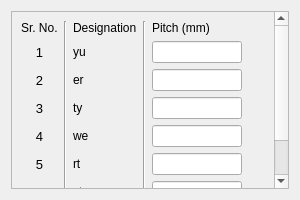
Old version of the form Connections/Moment/ExtendedEndPlate/ui_pitch.ui in the repository osdag-admin/Osdag.
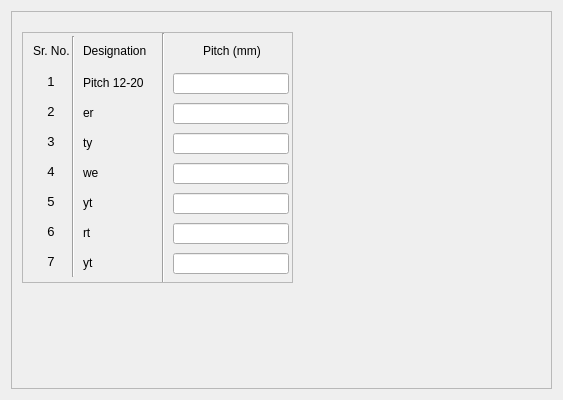
New version of the form. Icons and pictures are not drawn.

What changed in the file:
```diff
--- a/Connections/Moment/ExtendedEndPlate/ui_pitch.ui
+++ b/Connections/Moment/ExtendedEndPlate/ui_pitch.ui
@@ -6,8 +6,8 @@
    <rect>
     <x>0</x>
     <y>0</y>
-    <width>300</width>
-    <height>200</height>
+    <width>563</width>
+    <height>400</height>
    </rect>
   </property>
   <property name="minimumSize">
@@ -25,7 +25,7 @@
    <string>Pitch Details</string>
   </property>
   <layout class="QGridLayout" name="gridLayout">
-   <item row="0" column="0">
+   <item row="1" column="0">
     <widget class="QScrollArea" name="scrollArea">
      <property name="widgetResizable">
       <bool>true</bool>
@@ -35,13 +35,56 @@
        <rect>
         <x>0</x>
         <y>0</y>
-        <width>262</width>
-        <height>271</height>
+        <width>543</width>
+        <height>380</height>
        </rect>
       </property>
-      <layout class="QGridLayout" name="gridLayout_2">
-       <item row="0" column="0">
+      <widget class="QLabel" name="label_3">
+       <property name="geometry">
+        <rect>
+         <x>290</x>
+         <y>20</y>
+         <width>241</width>
+         <height>341</height>
+        </rect>
+       </property>
+       <property name="text">
+        <string/>
+       </property>
+       <property name="pixmap">
+        <pixmap>../../../ResourceFiles/images/cleatAngle.png</pixmap>
+       </property>
+      </widget>
+      <widget class="QScrollArea" name="scrollArea_2">
+       <property name="geometry">
+        <rect>
+         <x>10</x>
+         <y>20</y>
+         <width>271</width>
+         <height>251</height>
+        </rect>
+       </property>
+       <property name="widgetResizable">
+        <bool>true</bool>
+       </property>
+       <widget class="QWidget" name="scrollAreaWidgetContents_2">
+        <property name="geometry">
+         <rect>
+          <x>0</x>
+          <y>0</y>
+          <width>269</width>
+          <height>249</height>
+         </rect>
+        </property>
         <widget class="QLabel" name="label">
+         <property name="geometry">
+          <rect>
+           <x>10</x>
+           <y>10</y>
+           <width>36</width>
+           <height>16</height>
+          </rect>
+         </property>
          <property name="font">
           <font>
            <family>Arial</family>
@@ -52,16 +95,15 @@
           <string>Sr. No.</string>
          </property>
         </widget>
-       </item>
-       <item row="0" column="1" rowspan="8">
-        <widget class="Line" name="line">
-         <property name="orientation">
-          <enum>Qt::Vertical</enum>
-         </property>
-        </widget>
-       </item>
-       <item row="0" column="2">
         <widget class="QLabel" name="label_2">
+         <property name="geometry">
+          <rect>
+           <x>60</x>
+           <y>10</y>
+           <width>67</width>
+           <height>16</height>
+          </rect>
+         </property>
          <property name="font">
           <font>
            <family>Arial</family>
@@ -72,16 +114,15 @@
           <string>Designation</string>
          </property>
         </widget>
-       </item>
-       <item row="0" column="3" rowspan="8">
-        <widget class="Line" name="line_6">
-         <property name="orientation">
-          <enum>Qt::Vertical</enum>
-         </property>
-        </widget>
-       </item>
-       <item row="0" column="4">
         <widget class="QLabel" name="label_5">
+         <property name="geometry">
+          <rect>
+           <x>180</x>
+           <y>10</y>
+           <width>60</width>
+           <height>16</height>
+          </rect>
+         </property>
          <property name="font">
           <font>
            <family>Arial</family>
@@ -92,9 +133,262 @@
           <string>Pitch (mm)</string>
          </property>
         </widget>
-       </item>
-       <item row="1" column="0">
+        <widget class="QLineEdit" name="lineEdit_pitch2">
+         <property name="geometry">
+          <rect>
+           <x>150</x>
+           <y>70</y>
+           <width>116</width>
+           <height>21</height>
+          </rect>
+         </property>
+         <property name="font">
+          <font>
+           <family>Arial</family>
+           <pointsize>9</pointsize>
+          </font>
+         </property>
+         <property name="readOnly">
+          <bool>true</bool>
+         </property>
+        </widget>
+        <widget class="QLineEdit" name="lineEdit_pitch3">
+         <property name="geometry">
+          <rect>
+           <x>150</x>
+           <y>100</y>
+           <width>116</width>
+           <height>21</height>
+          </rect>
+         </property>
+         <property name="font">
+          <font>
+           <family>Arial</family>
+           <pointsize>9</pointsize>
+          </font>
+         </property>
+         <property name="readOnly">
+          <bool>true</bool>
+         </property>
+        </widget>
+        <widget class="QLineEdit" name="lineEdit_pitch4">
+         <property name="geometry">
+          <rect>
+           <x>150</x>
+           <y>130</y>
+           <width>116</width>
+           <height>21</height>
+          </rect>
+         </property>
+         <property name="font">
+          <font>
+           <family>Arial</family>
+           <pointsize>9</pointsize>
+          </font>
+         </property>
+         <property name="readOnly">
+          <bool>true</bool>
+         </property>
+        </widget>
+        <widget class="QLineEdit" name="lineEdit_pitch">
+         <property name="geometry">
+          <rect>
+           <x>150</x>
+           <y>40</y>
+           <width>116</width>
+           <height>21</height>
+          </rect>
+         </property>
+         <property name="font">
+          <font>
+           <family>Arial</family>
+           <pointsize>9</pointsize>
+          </font>
+         </property>
+         <property name="readOnly">
+          <bool>true</bool>
+         </property>
+        </widget>
+        <widget class="QLineEdit" name="lineEdit_pitch5">
+         <property name="geometry">
+          <rect>
+           <x>150</x>
+           <y>160</y>
+           <width>116</width>
+           <height>21</height>
+          </rect>
+         </property>
+         <property name="font">
+          <font>
+           <family>Arial</family>
+           <pointsize>9</pointsize>
+          </font>
+         </property>
+         <property name="readOnly">
+          <bool>true</bool>
+         </property>
+        </widget>
+        <widget class="QLineEdit" name="lineEdit_pitch6">
+         <property name="geometry">
+          <rect>
+           <x>150</x>
+           <y>190</y>
+           <width>116</width>
+           <height>21</height>
+          </rect>
+         </property>
+         <property name="font">
+          <font>
+           <family>Arial</family>
+           <pointsize>9</pointsize>
+          </font>
+         </property>
+         <property name="readOnly">
+          <bool>true</bool>
+         </property>
+        </widget>
+        <widget class="QLabel" name="lbl_1">
+         <property name="geometry">
+          <rect>
+           <x>60</x>
+           <y>40</y>
+           <width>71</width>
+           <height>20</height>
+          </rect>
+         </property>
+         <property name="font">
+          <font>
+           <family>Arial</family>
+           <pointsize>9</pointsize>
+          </font>
+         </property>
+         <property name="text">
+          <string>Pitch 12-20</string>
+         </property>
+        </widget>
+        <widget class="QLabel" name="lbl_2">
+         <property name="geometry">
+          <rect>
+           <x>60</x>
+           <y>70</y>
+           <width>71</width>
+           <height>20</height>
+          </rect>
+         </property>
+         <property name="font">
+          <font>
+           <family>Arial</family>
+           <pointsize>9</pointsize>
+          </font>
+         </property>
+         <property name="text">
+          <string>er</string>
+         </property>
+        </widget>
+        <widget class="QLabel" name="lbl_3">
+         <property name="geometry">
+          <rect>
+           <x>60</x>
+           <y>100</y>
+           <width>71</width>
+           <height>20</height>
+          </rect>
+         </property>
+         <property name="font">
+          <font>
+           <family>Arial</family>
+           <pointsize>9</pointsize>
+          </font>
+         </property>
+         <property name="text">
+          <string>ty</string>
+         </property>
+        </widget>
+        <widget class="QLabel" name="lbl_4">
+         <property name="geometry">
+          <rect>
+           <x>60</x>
+           <y>130</y>
+           <width>71</width>
+           <height>20</height>
+          </rect>
+         </property>
+         <property name="font">
+          <font>
+           <family>Arial</family>
+           <pointsize>9</pointsize>
+          </font>
+         </property>
+         <property name="text">
+          <string>we</string>
+         </property>
+        </widget>
+        <widget class="QLabel" name="lbl_5">
+         <property name="geometry">
+          <rect>
+           <x>60</x>
+           <y>190</y>
+           <width>71</width>
+           <height>20</height>
+          </rect>
+         </property>
+         <property name="font">
+          <font>
+           <family>Arial</family>
+           <pointsize>9</pointsize>
+          </font>
+         </property>
+         <property name="text">
+          <string>rt</string>
+         </property>
+        </widget>
+        <widget class="QLabel" name="lbl_6">
+         <property name="geometry">
+          <rect>
+           <x>60</x>
+           <y>160</y>
+           <width>71</width>
+           <height>20</height>
+          </rect>
+         </property>
+         <property name="font">
+          <font>
+           <family>Arial</family>
+           <pointsize>9</pointsize>
+          </font>
+         </property>
+         <property name="text">
+          <string>yt</string>
+         </property>
+        </widget>
+        <widget class="QLabel" name="lbl_7">
+         <property name="geometry">
+          <rect>
+           <x>60</x>
+           <y>220</y>
+           <width>71</width>
+           <height>20</height>
+          </rect>
+         </property>
+         <property name="font">
+          <font>
+           <family>Arial</family>
+           <pointsize>9</pointsize>
+          </font>
+         </property>
+         <property name="text">
+          <string>yt</string>
+         </property>
+        </widget>
         <widget class="QLabel" name="lbl_mem">
+         <property name="geometry">
+          <rect>
+           <x>20</x>
+           <y>40</y>
+           <width>16</width>
+           <height>16</height>
+          </rect>
+         </property>
          <property name="font">
           <font>
            <family>Arial</family>
@@ -108,48 +402,15 @@
           <set>Qt::AlignCenter</set>
          </property>
         </widget>
-       </item>
-       <item row="1" column="2">
-        <widget class="QLabel" name="lbl_1">
-         <property name="font">
-          <font>
-           <family>Arial</family>
-           <pointsize>9</pointsize>
-          </font>
-         </property>
-         <property name="text">
-          <string>yu</string>
-         </property>
-        </widget>
-       </item>
-       <item row="1" column="4">
-        <widget class="QLineEdit" name="lineEdit_pitch">
-         <property name="font">
-          <font>
-           <family>Arial</family>
-           <pointsize>9</pointsize>
-          </font>
-         </property>
-         <property name="readOnly">
-          <bool>true</bool>
-         </property>
-        </widget>
-       </item>
-       <item row="1" column="5">
-        <spacer name="horizontalSpacer">
-         <property name="orientation">
-          <enum>Qt::Horizontal</enum>
-         </property>
-         <property name="sizeHint" stdset="0">
-          <size>
-           <width>40</width>
-           <height>20</height>
-          </size>
-         </property>
-        </spacer>
-       </item>
-       <item row="2" column="0">
         <widget class="QLabel" name="lbl_mem2">
+         <property name="geometry">
+          <rect>
+           <x>20</x>
+           <y>70</y>
+           <width>16</width>
+           <height>16</height>
+          </rect>
+         </property>
          <property name="font">
           <font>
            <family>Arial</family>
@@ -163,51 +424,18 @@
           <set>Qt::AlignCenter</set>
          </property>
         </widget>
-       </item>
-       <item row="2" column="2">
-        <widget class="QLabel" name="lbl_2">
-         <property name="font">
-          <font>
-           <family>Arial</family>
-           <pointsize>9</pointsize>
-          </font>
-         </property>
-         <property name="text">
-          <string>er</string>
-         </property>
-        </widget>
-       </item>
-       <item row="2" column="4">
-        <widget class="QLineEdit" name="lineEdit_pitch2">
-         <property name="font">
-          <font>
-           <family>Arial</family>
-           <pointsize>9</pointsize>
-          </font>
-         </property>
-         <property name="readOnly">
-          <bool>true</bool>
-         </property>
-        </widget>
-       </item>
-       <item row="2" column="5">
-        <spacer name="horizontalSpacer_2">
-         <property name="orientation">
-          <enum>Qt::Horizontal</enum>
-         </property>
-         <property name="sizeHint" stdset="0">
-          <size>
-           <width>40</width>
-           <height>20</height>
-          </size>
-         </property>
-        </spacer>
-       </item>
-       <item row="3" column="0">
         <widget class="QLabel" name="lbl_mem3">
          <property name="enabled">
           <bool>true</bool>
          </property>
+         <property name="geometry">
+          <rect>
+           <x>20</x>
+           <y>100</y>
+           <width>16</width>
+           <height>16</height>
+          </rect>
+         </property>
          <property name="font">
           <font>
            <family>Arial</family>
@@ -221,48 +449,15 @@
           <set>Qt::AlignCenter</set>
          </property>
         </widget>
-       </item>
-       <item row="3" column="2">
-        <widget class="QLabel" name="lbl_3">
-         <property name="font">
-          <font>
-           <family>Arial</family>
-           <pointsize>9</pointsize>
-          </font>
-         </property>
-         <property name="text">
-          <string>ty</string>
-         </property>
-        </widget>
-       </item>
-       <item row="3" column="4">
-        <widget class="QLineEdit" name="lineEdit_pitch3">
-         <property name="font">
-          <font>
-           <family>Arial</family>
-           <pointsize>9</pointsize>
-          </font>
-         </property>
-         <property name="readOnly">
-          <bool>true</bool>
-         </property>
-        </widget>
-       </item>
-       <item row="3" column="5">
-        <spacer name="horizontalSpacer_3">
-         <property name="orientation">
-          <enum>Qt::Horizontal</enum>
-         </property>
-         <property name="sizeHint" stdset="0">
-          <size>
-           <width>40</width>
-           <height>20</height>
-          </size>
-         </property>
-        </spacer>
-       </item>
-       <item row="4" column="0">
         <widget class="QLabel" name="lbl_mem4">
+         <property name="geometry">
+          <rect>
+           <x>20</x>
+           <y>130</y>
+           <width>16</width>
+           <height>16</height>
+          </rect>
+         </property>
          <property name="font">
           <font>
            <family>Arial</family>
@@ -276,48 +471,15 @@
           <set>Qt::AlignCenter</set>
          </property>
         </widget>
-       </item>
-       <item row="4" column="2">
-        <widget class="QLabel" name="lbl_4">
-         <property name="font">
-          <font>
-           <family>Arial</family>
-           <pointsize>9</pointsize>
-          </font>
-         </property>
-         <property name="text">
-          <string>we</string>
-         </property>
-        </widget>
-       </item>
-       <item row="4" column="4">
-        <widget class="QLineEdit" name="lineEdit_pitch4">
-         <property name="font">
-          <font>
-           <family>Arial</family>
-           <pointsize>9</pointsize>
-          </font>
-         </property>
-         <property name="readOnly">
-          <bool>true</bool>
-         </property>
-        </widget>
-       </item>
-       <item row="4" column="5">
-        <spacer name="horizontalSpacer_4">
-         <property name="orientation">
-          <enum>Qt::Horizontal</enum>
-         </property>
-         <property name="sizeHint" stdset="0">
-          <size>
-           <width>40</width>
-           <height>20</height>
-          </size>
-         </property>
-        </spacer>
-       </item>
-       <item row="5" column="0">
         <widget class="QLabel" name="lbl_mem5">
+         <property name="geometry">
+          <rect>
+           <x>20</x>
+           <y>160</y>
+           <width>16</width>
+           <height>16</height>
+          </rect>
+         </property>
          <property name="font">
           <font>
            <family>Arial</family>
@@ -331,48 +493,15 @@
           <set>Qt::AlignCenter</set>
          </property>
         </widget>
-       </item>
-       <item row="5" column="2">
-        <widget class="QLabel" name="lbl_5">
-         <property name="font">
-          <font>
-           <family>Arial</family>
-           <pointsize>9</pointsize>
-          </font>
-         </property>
-         <property name="text">
-          <string>rt</string>
-         </property>
-        </widget>
-       </item>
-       <item row="5" column="4">
-        <widget class="QLineEdit" name="lineEdit_pitch5">
-         <property name="font">
-          <font>
-           <family>Arial</family>
-           <pointsize>9</pointsize>
-          </font>
-         </property>
-         <property name="readOnly">
-          <bool>true</bool>
-         </property>
-        </widget>
-       </item>
-       <item row="5" column="5">
-        <spacer name="horizontalSpacer_5">
-         <property name="orientation">
-          <enum>Qt::Horizontal</enum>
-         </property>
-         <property name="sizeHint" stdset="0">
-          <size>
-           <width>40</width>
-           <height>20</height>
-          </size>
-         </property>
-        </spacer>
-       </item>
-       <item row="6" column="0">
         <widget class="QLabel" name="lbl_mem6">
+         <property name="geometry">
+          <rect>
+           <x>20</x>
+           <y>190</y>
+           <width>16</width>
+           <height>16</height>
+          </rect>
+         </property>
          <property name="font">
           <font>
            <family>Arial</family>
@@ -386,48 +515,15 @@
           <set>Qt::AlignCenter</set>
          </property>
         </widget>
-       </item>
-       <item row="6" column="2">
-        <widget class="QLabel" name="lbl_6">
-         <property name="font">
-          <font>
-           <family>Arial</family>
-           <pointsize>9</pointsize>
-          </font>
-         </property>
-         <property name="text">
-          <string>yt</string>
-         </property>
-        </widget>
-       </item>
-       <item row="6" column="4">
-        <widget class="QLineEdit" name="lineEdit_pitch6">
-         <property name="font">
-          <font>
-           <family>Arial</family>
-           <pointsize>9</pointsize>
-          </font>
-         </property>
-         <property name="readOnly">
-          <bool>true</bool>
-         </property>
-        </widget>
-       </item>
-       <item row="6" column="5">
-        <spacer name="horizontalSpacer_6">
-         <property name="orientation">
-          <enum>Qt::Horizontal</enum>
-         </property>
-         <property name="sizeHint" stdset="0">
-          <size>
-           <width>40</width>
-           <height>20</height>
-          </size>
-         </property>
-        </spacer>
-       </item>
-       <item row="7" column="0">
         <widget class="QLabel" name="lbl_mem7">
+         <property name="geometry">
+          <rect>
+           <x>20</x>
+           <y>220</y>
+           <width>16</width>
+           <height>16</height>
+          </rect>
+         </property>
          <property name="font">
           <font>
            <family>Arial</family>
@@ -441,22 +537,41 @@
           <set>Qt::AlignCenter</set>
          </property>
         </widget>
-       </item>
-       <item row="7" column="2">
-        <widget class="QLabel" name="lbl_7">
-         <property name="font">
-          <font>
-           <family>Arial</family>
-           <pointsize>9</pointsize>
-          </font>
+        <widget class="Line" name="line">
+         <property name="geometry">
+          <rect>
+           <x>40</x>
+           <y>3</y>
+           <width>20</width>
+           <height>241</height>
+          </rect>
          </property>
-         <property name="text">
-          <string>yt</string>
+         <property name="orientation">
+          <enum>Qt::Vertical</enum>
          </property>
         </widget>
-       </item>
-       <item row="7" column="4">
+        <widget class="Line" name="line_7">
+         <property name="geometry">
+          <rect>
+           <x>130</x>
+           <y>0</y>
+           <width>20</width>
+           <height>251</height>
+          </rect>
+         </property>
+         <property name="orientation">
+          <enum>Qt::Vertical</enum>
+         </property>
+        </widget>
         <widget class="QLineEdit" name="lineEdit_pitch7">
+         <property name="geometry">
+          <rect>
+           <x>150</x>
+           <y>220</y>
+           <width>116</width>
+           <height>21</height>
+          </rect>
+         </property>
          <property name="font">
           <font>
            <family>Arial</family>
@@ -467,21 +582,8 @@
           <bool>true</bool>
          </property>
         </widget>
-       </item>
-       <item row="7" column="5">
-        <spacer name="horizontalSpacer_7">
-         <property name="orientation">
-          <enum>Qt::Horizontal</enum>
-         </property>
-         <property name="sizeHint" stdset="0">
-          <size>
-           <width>40</width>
-           <height>20</height>
-          </size>
-         </property>
-        </spacer>
-       </item>
-      </layout>
+       </widget>
+      </widget>
      </widget>
     </widget>
    </item>
```
